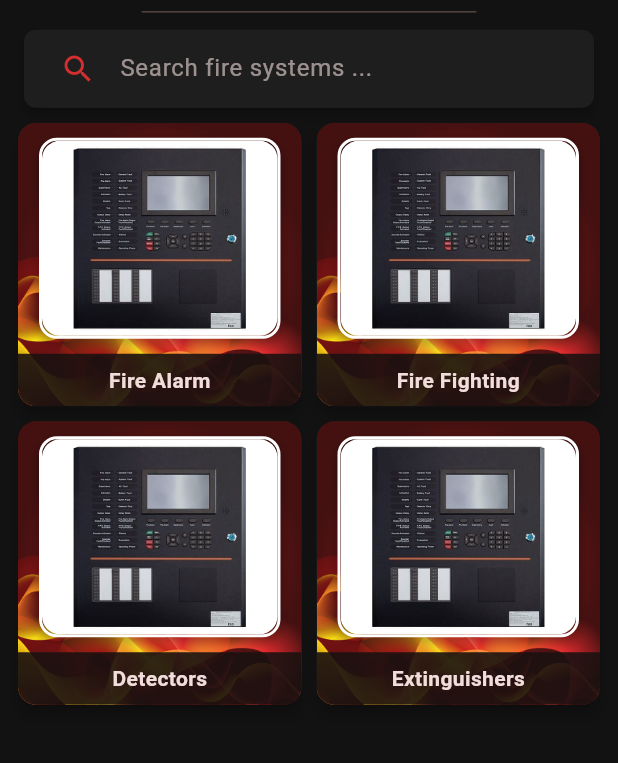
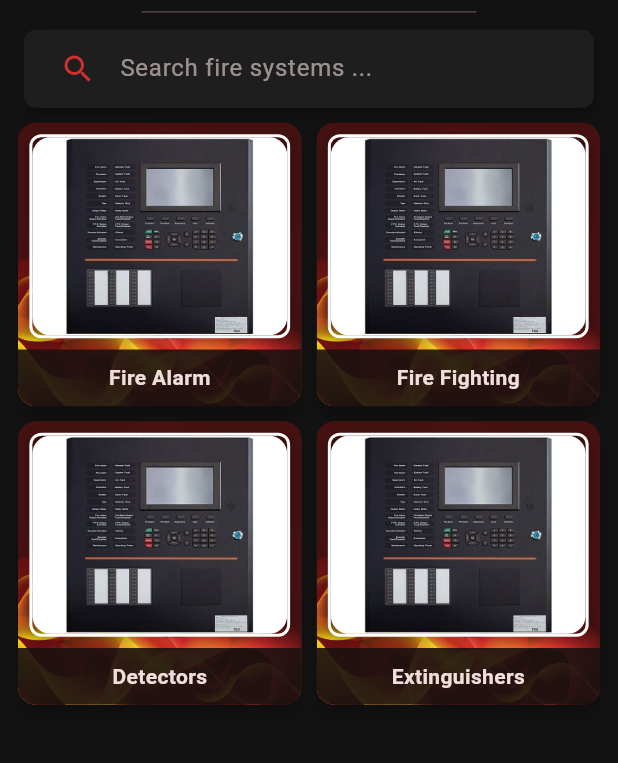
Before and after one commit to msultan74u-eng/Fire_Safty_Academy, a Flutter app: the HomePage screen opened directly with empty values, on a phone screen of 412 x 824 dp, the part 473-1236 px from its top. Run offline on Flutter 3.47's test engine with Material 3 defaults, Android fonts, the phone set to English and light mode, and no system bars; drawn by our look-alikes of auto_size_text, carousel_slider; our stand-ins replace shared_preferences; accounts and stored records are empty.

Commit message:
make widgets responsive

```diff
--- a/lib/widgets/home_Widgets/fire_card_home.dart
+++ b/lib/widgets/home_Widgets/fire_card_home.dart
@@ -51,18 +51,22 @@ class _FireCardHomeState extends State<FireCardHome>
         scale: _scale,
         duration: const Duration(milliseconds: 100),
         curve: Curves.easeInOut,
-        child: Stack(
-          children: [
-            // الخلفية
-            Card(
+        child: Card(
           elevation: 4,
           margin: EdgeInsets.zero,
           clipBehavior: Clip.antiAlias,
           shape: RoundedRectangleBorder(
             borderRadius: BorderRadius.circular(12),
           ),
+          child: LayoutBuilder(
+            builder: (context, constraints) {
+              // ارتفاع الـ Card
+              final cardHeight = constraints.maxHeight;
 
-              child: Container(
+              // اجعل ارتفاع العنوان 20% من ارتفاع الكارت
+              final titleHeight = cardHeight * 0.2;
+
+              return Container(
                 width: double.infinity,
                 height: double.infinity,
                 decoration: BoxDecoration(
@@ -71,23 +75,33 @@ class _FireCardHomeState extends State<FireCardHome>
                     fit: BoxFit.cover,
                   ),
                 ),
-
                 child: Column(
                   mainAxisAlignment: MainAxisAlignment.spaceBetween,
                   children: [
                     Expanded(
-                      child: Padding(
-                        padding: const EdgeInsets.symmetric(
-                          vertical: 10,
-                          horizontal: 14,
+                      child: LayoutBuilder(
+                        builder: (context, constraints) {
+                          final availableHeight = constraints.maxHeight;
+
+                          final verticalPadding = availableHeight * 0.05;
+
+                          final iconHeight =
+                              availableHeight - (verticalPadding * 2);
+
+                          return Padding(
+                            padding: EdgeInsets.symmetric(
+                              vertical: verticalPadding,
+                              horizontal: verticalPadding,
                             ),
-                        child: Align(
-                          alignment: Alignment.topCenter,
                             child: Container(
                               width: double.infinity,
+                              height: iconHeight,
                               decoration: BoxDecoration(
-                              borderRadius: BorderRadius.circular(12),
-                              border: Border.all(color: Colors.white, width: 2),
+                                borderRadius: BorderRadius.circular(8),
+                                border: Border.all(
+                                  color: Colors.white,
+                                  width: 2,
+                                ),
                                 boxShadow: [
                                   BoxShadow(
                                     color: Colors.black.withOpacity(0.3),
@@ -106,12 +120,14 @@ class _FireCardHomeState extends State<FireCardHome>
                                 ),
                               ),
                             ),
-                        ),
+                          );
+                        },
                       ),
                     ),
 
+                    // Container للعنوان responsive
                     Container(
-                      height: 35,
+                      height: titleHeight,
                       decoration: BoxDecoration(
                         color: Theme.of(
                           context,
@@ -122,6 +138,8 @@ class _FireCardHomeState extends State<FireCardHome>
                         ),
                       ),
                       alignment: Alignment.center,
+                      child: FittedBox(
+                        fit: BoxFit.scaleDown,
                         child: Text(
                           widget.title,
                           style: TextStyle(
@@ -130,11 +148,12 @@ class _FireCardHomeState extends State<FireCardHome>
                           ),
                         ),
                       ),
+                    ),
                   ],
                 ),
+              );
+            },
           ),
-            ),
-          ],
         ),
       ),
     );
--- a/lib/widgets/home_Widgets/fire_grid_home.dart
+++ b/lib/widgets/home_Widgets/fire_grid_home.dart
@@ -32,11 +32,45 @@ class _FireGridHomeState extends State<FireGridHome> {
       "icon": "assets/images/main_design/facp_0002.jpg",
     },
   ];
+  // @override
+  // Widget build(BuildContext context) {
+  //   double screenWidth = MediaQuery.of(context).size.width;
+  //   bool isMobile = screenWidth < 720;
+  //   return GridView.builder(
+  //     scrollDirection: isMobile ? Axis.vertical : Axis.horizontal,
+  //     gridDelegate: const SliverGridDelegateWithMaxCrossAxisExtent(
+  //       maxCrossAxisExtent: 320, // أقصى عرض للكارد
+  //       crossAxisSpacing: 10,
+  //       mainAxisSpacing: 10,
+  //       childAspectRatio: 1,
+  //     ),
+  //     itemCount: items.length,
+  //     itemBuilder: (context, index) {
+  //       final item = items[index];
+  //       return FireCardHome(
+  //         title: item["title"]!,
+  //         backgroundImage: item["bg"]!,
+  //         iconImage: item["icon"]!,
+  //         onTap: () {
+  //           ScaffoldMessenger.of(
+  //             context,
+  //           ).showSnackBar(SnackBar(content: Text('${item["title"]} clicked')));
+  //         },
+  //       );
+  //     },
+  //   );
+  // }
+
   @override
   Widget build(BuildContext context) {
+    return LayoutBuilder(
+      builder: (context, constraints) {
+        bool isMobile = constraints.maxWidth < 720;
+
         return GridView.builder(
+          scrollDirection: isMobile ? Axis.vertical : Axis.horizontal,
           gridDelegate: const SliverGridDelegateWithMaxCrossAxisExtent(
-        maxCrossAxisExtent: 320, // أقصى عرض للكارد
+            maxCrossAxisExtent: 320,
             crossAxisSpacing: 10,
             mainAxisSpacing: 10,
             childAspectRatio: 1,
@@ -49,9 +83,11 @@ class _FireGridHomeState extends State<FireGridHome> {
               backgroundImage: item["bg"]!,
               iconImage: item["icon"]!,
               onTap: () {
-            ScaffoldMessenger.of(
-              context,
-            ).showSnackBar(SnackBar(content: Text('${item["title"]} clicked')));
+                ScaffoldMessenger.of(context).showSnackBar(
+                  SnackBar(content: Text('${item["title"]} clicked')),
+                );
+              },
+            );
           },
         );
       },
```
Lines whose indentation alone changed are shown as unchanged.
